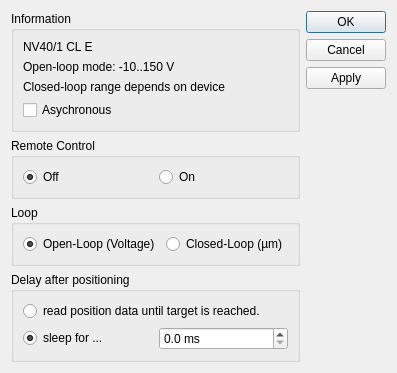
Before: the Qt Designer form PiezosystemJena_NV40_1/dialogPiezosystemJena_NV40_1.ui in itom-project/plugins, drawn with Qt 5.
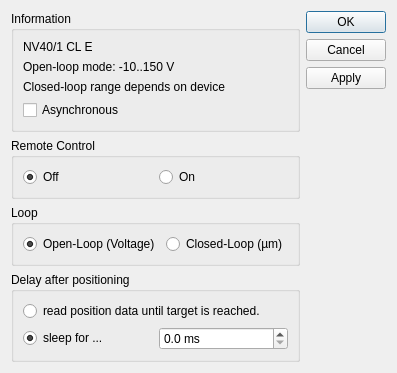
After: the same form once the commit is applied.

```diff
--- a/PiezosystemJena_NV40_1/dialogPiezosystemJena_NV40_1.ui
+++ b/PiezosystemJena_NV40_1/dialogPiezosystemJena_NV40_1.ui
@@ -25,7 +25,7 @@
         <item row="3" column="0">
          <widget class="QCheckBox" name="checkAsync">
           <property name="text">
-           <string>Asychronous</string>
+           <string>Asynchronous</string>
           </property>
          </widget>
         </item>
```
